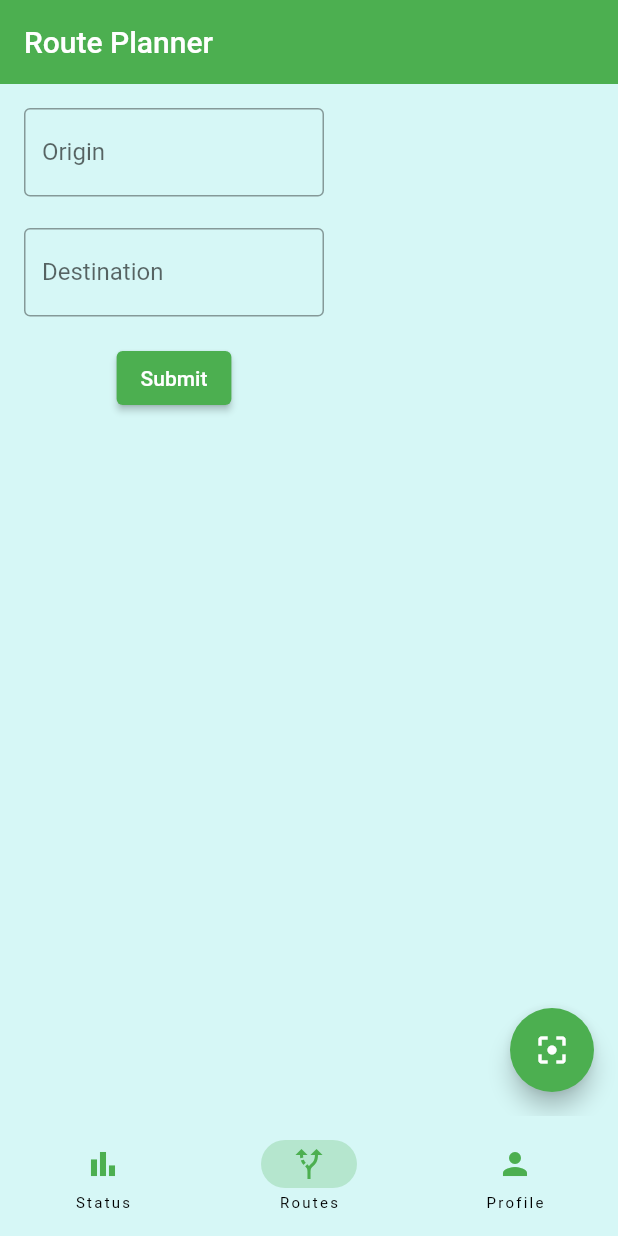
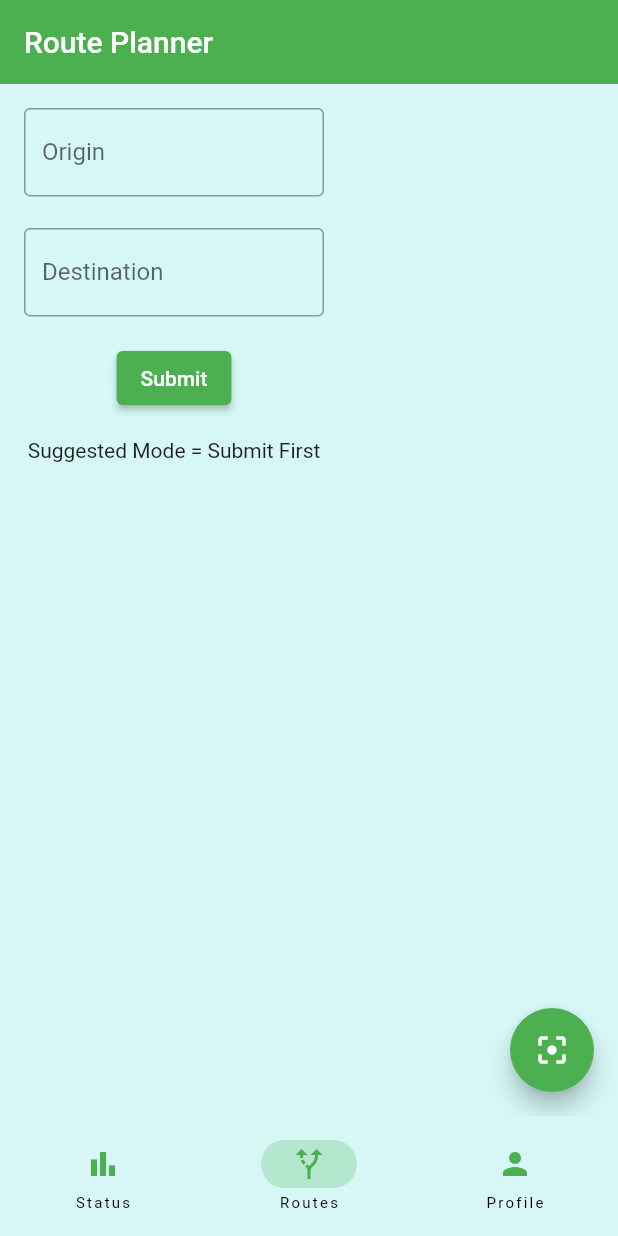
Before and after one commit to Arjdroid/greenifytransit, a Flutter app: the screen it shows after launch, item 2 of the bottom bar chosen, after a tap on the "filter center focus" icon, on a phone screen of 412 x 824 dp. Run offline on Flutter 3.47's test engine with Material 2 defaults, Android fonts, the phone set to English and light mode, and no system bars; our stand-ins replace geocoding, syncfusion_flutter_charts.

Commit message:
god damn it

```diff
--- a/lib/routes_planner.dart
+++ b/lib/routes_planner.dart
@@ -57,6 +57,7 @@ class _RoutesPlannerState extends State<RoutesPlanner> {
   String tMode = 'driving';
   int duration = 0;
   int distance = 0;
+  List<dynamic> rankedSuggestionsList = ['Submit First'];
   // diesel cars emit only 80% emissions of avg. car
   // hybrids emit only 60% emissions of avg.car
   // evs emit 0 emissions
@@ -401,6 +402,7 @@ class _RoutesPlannerState extends State<RoutesPlanner> {
                   child: const Text('Submit'),
                 ),
               ),
+              Text('Suggested Mode = ' + rankedSuggestionsList[0]),
             ],
           ),
         ),
@@ -429,7 +431,9 @@ class _RoutesPlannerState extends State<RoutesPlanner> {
           //getDistanceMatrix(oLat, oLng, dLat, dLng, tMode, distMatrixKey);
           //getCarbonEmissions(duration, tMode, cTyp, cCls);
           //getWeatherCondition(oLat, oLng, dLat, dLng, openWeatherMapKey);
-          List<dynamic> rankedSuggestionsList = await getRankedSuggestions();
+          setState(() async {
+            rankedSuggestionsList = await getRankedSuggestions();
+          });
           print('RANKED SUGGESTIONS LIST: $rankedSuggestionsList');
           //bool tempWeatherClearTest = await getWeatherCondition(
           //    oLat, oLng, dLat, dLng, openWeatherMapKey);
```
